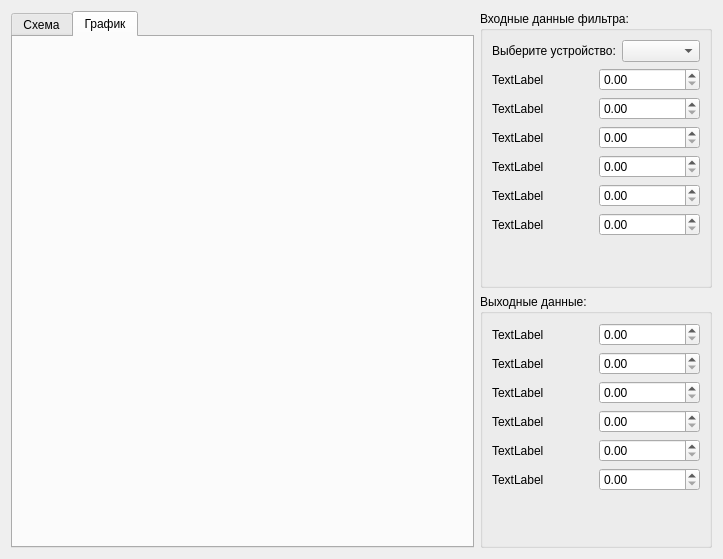
Qt form PowerSources/Filters/Filters.ui (DKuzSer/Project_For_Rodin) before a commit.
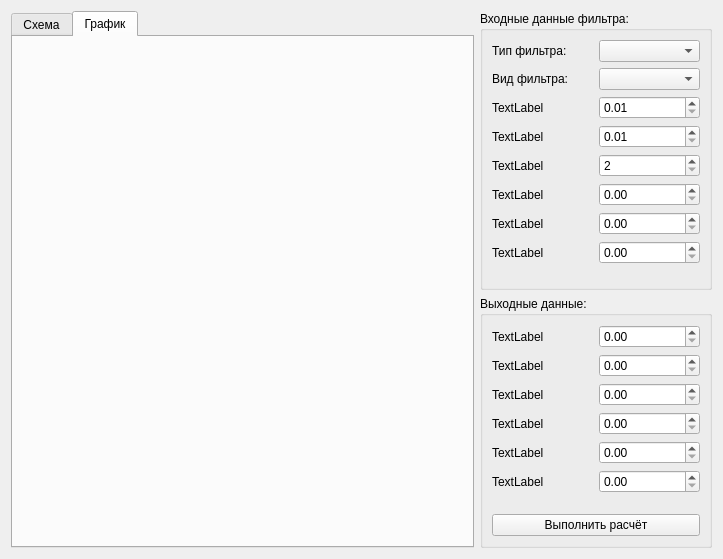
The same form after that commit.

```diff
--- a/PowerSources/Filters/Filters.ui
+++ b/PowerSources/Filters/Filters.ui
@@ -48,12 +48,26 @@
               <item>
                <widget class="QLabel" name="label_7">
                 <property name="text">
-                 <string>Выберите устройство:</string>
+                 <string>Тип фильтра:</string>
                 </property>
                </widget>
               </item>
               <item>
-               <widget class="QComboBox" name="ComboBox_DevicesF"/>
+               <widget class="QComboBox" name="ComboBox_Type"/>
+              </item>
+             </layout>
+            </item>
+            <item>
+             <layout class="QHBoxLayout" name="horizontalLayout_7">
+              <item>
+               <widget class="QLabel" name="Label_View">
+                <property name="text">
+                 <string>Вид фильтра:</string>
+                </property>
+               </widget>
+              </item>
+              <item>
+               <widget class="QComboBox" name="ComboBox_View"/>
               </item>
              </layout>
             </item>
@@ -89,13 +103,28 @@
                 <item>
                  <layout class="QVBoxLayout" name="verticalLayout_4">
                   <item>
-                   <widget class="QDoubleSpinBox" name="DoubleSpinBoxF_InPut1"/>
+                   <widget class="QDoubleSpinBox" name="DoubleSpinBoxF_InPut1">
+                    <property name="minimum">
+                     <double>0.010000000000000</double>
+                    </property>
+                   </widget>
                   </item>
                   <item>
-                   <widget class="QDoubleSpinBox" name="DoubleSpinBoxF_InPut2"/>
+                   <widget class="QDoubleSpinBox" name="DoubleSpinBoxF_InPut2">
+                    <property name="minimum">
+                     <double>0.010000000000000</double>
+                    </property>
+                   </widget>
                   </item>
                   <item>
-                   <widget class="QDoubleSpinBox" name="DoubleSpinBoxF_InPut3"/>
+                   <widget class="QSpinBox" name="IntSpinBoxF_InPut3">
+                    <property name="minimum">
+                     <number>2</number>
+                    </property>
+                    <property name="maximum">
+                     <number>6</number>
+                    </property>
+                   </widget>
                   </item>
                  </layout>
                 </item>
@@ -270,6 +299,13 @@
             </property>
            </spacer>
           </item>
+          <item row="2" column="0">
+           <widget class="QPushButton" name="PushButton_Calculate">
+            <property name="text">
+             <string>Выполнить расчёт</string>
+            </property>
+           </widget>
+          </item>
          </layout>
         </widget>
        </item>
```
Left out of the diff: 31 changed lines with no effect on the pictures.
